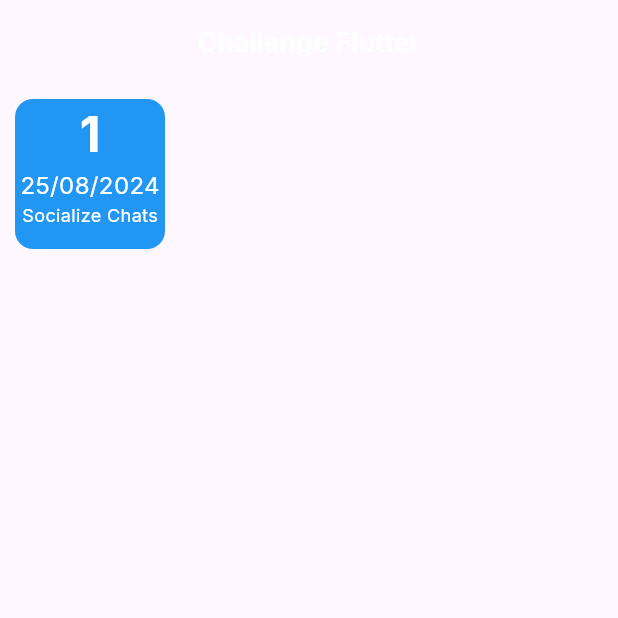
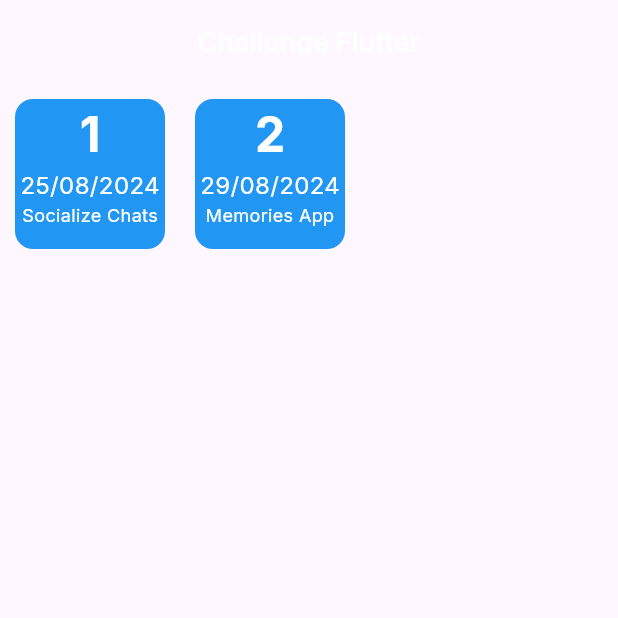
Before and after one commit to DevEduu/challenge_flutter_ui_30, a Flutter app: the screen it shows after launch, on a phone screen of 412 x 824 dp, the top half of it. Run offline on Flutter 3.47's test engine with Material 3 defaults, Android fonts, the phone set to English and light mode, and no system bars; our stand-ins replace font_awesome_flutter, gap, get, google_fonts.

Commit message:
[FIT] Adicionando novo App ui Memories

```diff
--- a/lib/home_page.dart
+++ b/lib/home_page.dart
@@ -29,12 +29,21 @@ class ListDayApp extends StatelessWidget {
             fontSize: 18,
             fontWeight: FontWeight.w600),
       ),
-      body: DayBlock(
-        numberDay: 1,
-        date: "25/08/2024",
-        nameChallenge: "Socialize Chats",
+      body: Wrap(
+        children: [DayBlock(
+          numberDay: 1,
+          date: "25/08/2024",
+          nameChallenge: "Socialize Chats",
 
-        onTap: ()=> Get.toNamed('/01'),
+          onTap: ()=> Get.toNamed('/01'),
+        ),
+          DayBlock(
+            numberDay: 2,
+            date: "29/08/2024",
+            nameChallenge: "Memories App",
+
+            onTap: ()=> Get.toNamed('/02'),
+          ),]
       ),
     );
   }
--- a/lib/main.dart
+++ b/lib/main.dart
@@ -1,6 +1,7 @@
 import 'package:challenge_flutter_ui_30/home_page.dart';
 import 'package:challenge_flutter_ui_30/view/day_01/day_01.dart';
 import 'package:challenge_flutter_ui_30/view/day_01/day_01_02.dart';
+import 'package:challenge_flutter_ui_30/view/day_02/day_02.dart';
 import 'package:flutter/material.dart';
 import 'package:get/get.dart';
 
@@ -25,6 +26,11 @@ class MyApp extends StatelessWidget {
           name: '/01',
           page: () => const SocializeChat(),
           children: [GetPage(name: '/01.2', page: ()=> ModalUser())]
+        ),
+        GetPage(
+            name: '/02',
+            page: () => const Memories(),
+            children: []
         )
       ],
     );
--- a/lib/view/day_01/day_01_02.dart
+++ b/lib/view/day_01/day_01_02.dart
@@ -153,7 +153,7 @@ class ModalUser extends StatelessWidget {
                               color: const Color(0xFF282727),
                               borderRadius: BorderRadius.circular(20)),
                           child: IconButton(
-                            onPressed: () {},
+                            onPressed: () {Get.back();},
                             icon: const FaIcon(
                               FontAwesomeIcons.x,
                               size: 15,
--- a/pubspec.yaml
+++ b/pubspec.yaml
@@ -64,9 +64,9 @@ flutter:
   uses-material-design: true
 
   # To add assets to your application, add an assets section, like this:
-  # assets:
-  #   - images/a_dot_burr.jpeg
-  #   - images/a_dot_ham.jpeg
+  assets:
+
+  - lib/view/day_02/assets/landing_page_image.png
 
   # An image asset can refer to one or more resolution-specific "variants", see
   # https://flutter.dev/assets-and-images/#resolution-aware
```
Also changed, not shown: lib/view/day_02/day_02.dart (added, +69 -0 lines), lib/view/day_02/assets/cropped_anniversary.png (added), lib/view/day_02/assets/landing_page_image.png (added), 1 other file.
